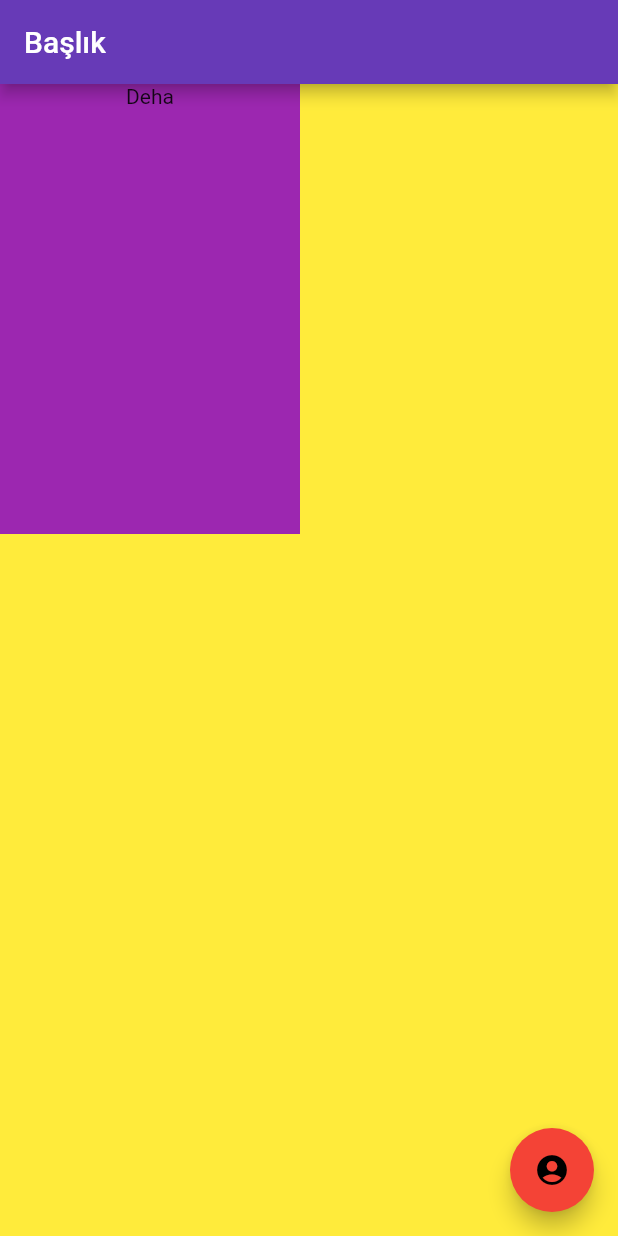
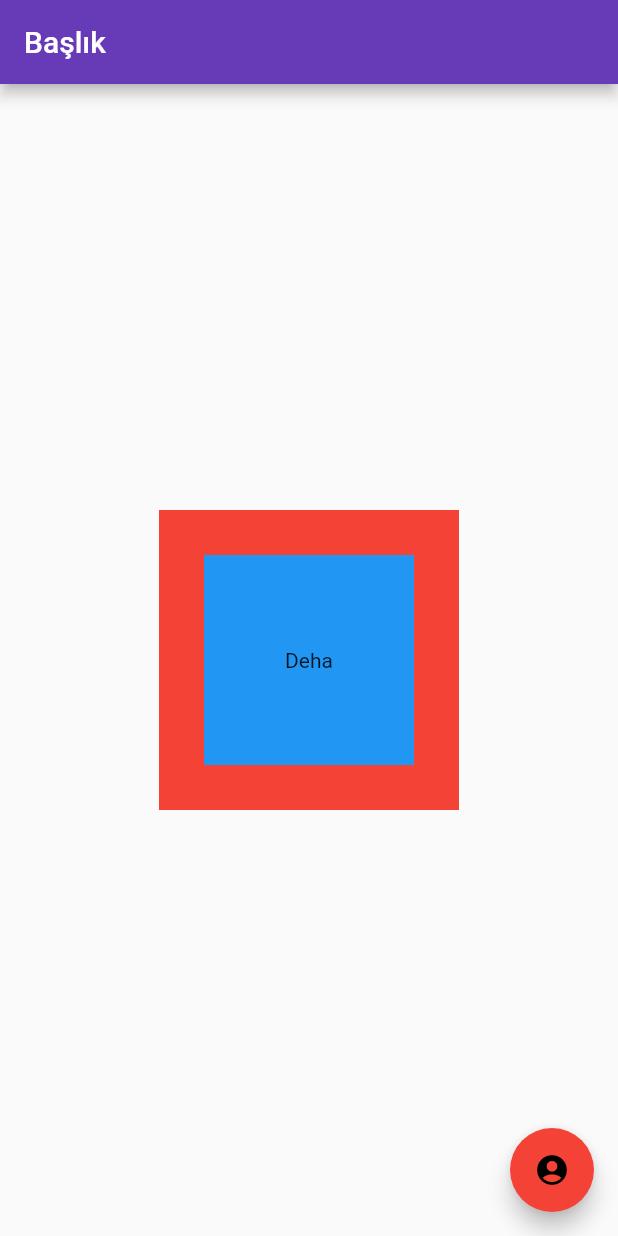
Before and after one commit to dehasuer/First_flutter_app, a Flutter app: the screen it shows after launch, on a phone screen of 412 x 824 dp. Run offline on Flutter 3.47's test engine with Material 2 defaults, Android fonts, the phone set to English and light mode, and no system bars.

Commit message:
added lines

```diff
--- a/lib/main.dart
+++ b/lib/main.dart
@@ -8,21 +8,25 @@ class MyApp extends StatelessWidget {
   @override
   Widget build(BuildContext context) {
     return MaterialApp(
-      theme: ThemeData(primaryColor: Colors.teal, accentColor: Colors.amber),
+      theme: ThemeData(primaryColor: Colors.teal, accentColor: Colors.purple),
       home: Scaffold(
-        backgroundColor: Colors.yellow,
         appBar: AppBar(
           title: Text("Başlık"),
           backgroundColor: Colors.deepPurple,
         ),
-        body: Container(
-          alignment: Alignment.topCenter,
-          width: 200,
-          height: 300,
-          color: Colors.purple,
-          child: Text(
-            "Deha" * 1,
-            textAlign: TextAlign.center,
+        body: Center(
+          child: Container(
+            width: 200,
+            height: 200,
+            color: Colors.red,
+            child: Container(
+              alignment: Alignment.center,
+              color: Colors.blue,
+              margin: EdgeInsets.all(30),
+              width: 50,
+              height: 50,
+              child: Text("Deha"),
+            ),
           ),
         ),
         floatingActionButton: FloatingActionButton(
```
